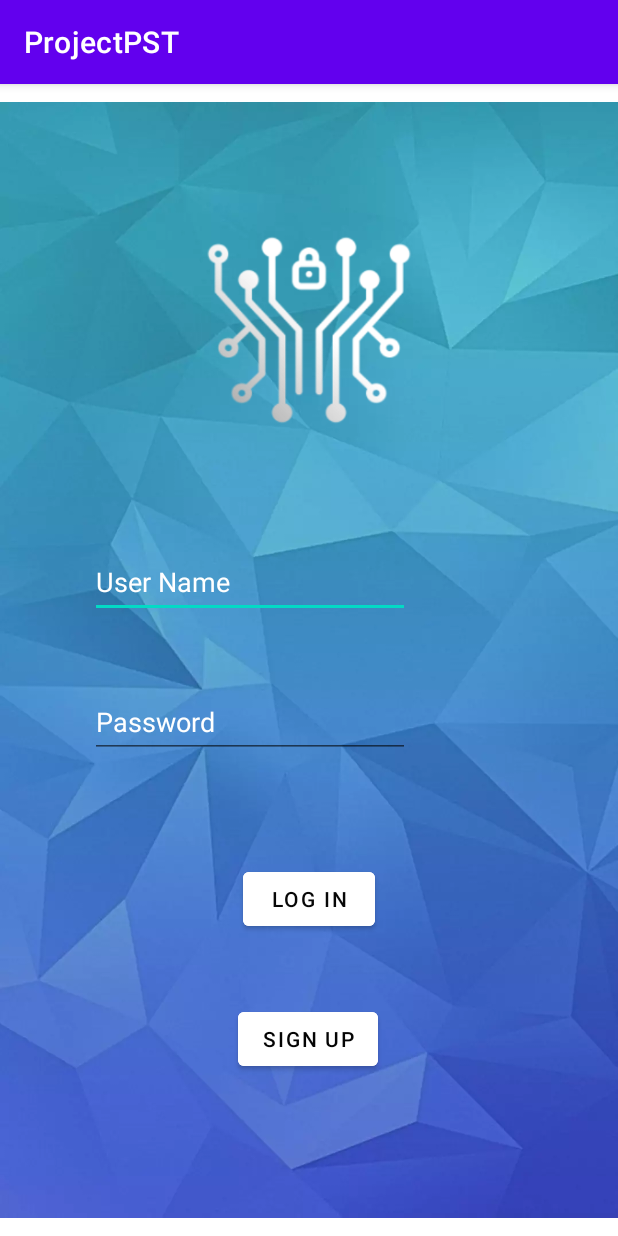
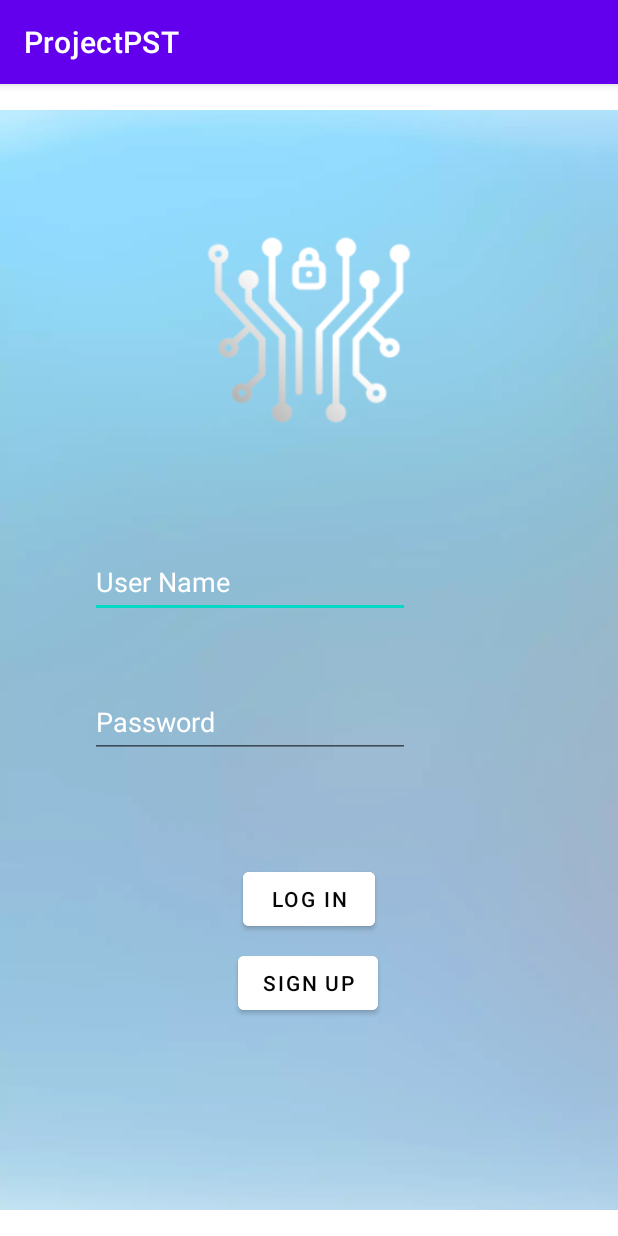
Before and after one commit to GingerGarcia/ProjectPST, an Android app: the Activity2 screen opened directly, with no data from a screen before it, on a phone screen of 412 x 824 dp. Run offline under Robolectric (Android 15) with nearby library versions, the phone set to English and light mode, and no system bars.

Commit message:
Cambiado background de la activity 2 y 3

```diff
--- a/app/src/main/res/layout/activity_2.xml
+++ b/app/src/main/res/layout/activity_2.xml
@@ -16,7 +16,7 @@
         app:layout_constraintStart_toStartOf="parent"
         app:layout_constraintTop_toTopOf="parent"
         app:layout_constraintVertical_bias="0.0"
-        app:srcCompat="@drawable/rectangle1" />
+        app:srcCompat="@drawable/background" />
 
     <ImageView
         android:id="@+id/imageView5"
@@ -36,7 +36,6 @@
         android:layout_marginTop="60dp"
         android:ems="10"
         android:hint="User Name"
-        android:hintTextColor="#000000"
         android:inputType="textPersonName"
         android:minHeight="48dp"
         android:textColor="#FFFFFF"
@@ -61,7 +60,7 @@
         android:id="@+id/button3"
         android:layout_width="wrap_content"
         android:layout_height="wrap_content"
-        android:layout_marginTop="45dp"
+        android:layout_marginTop="8dp"
         android:backgroundTint="#FFFFFF"
         android:onClick="singup"
         android:text="@string/sign_up"
--- a/app/src/main/res/layout/activity_3.xml
+++ b/app/src/main/res/layout/activity_3.xml
@@ -16,7 +16,7 @@
         app:layout_constraintStart_toStartOf="parent"
         app:layout_constraintTop_toTopOf="parent"
         app:layout_constraintVertical_bias="0.0"
-        app:srcCompat="@drawable/rectangle1" />
+        app:srcCompat="@drawable/background" />
 
     <TextView
         android:id="@+id/textView2"
@@ -101,7 +101,7 @@
         android:id="@+id/button4"
         android:layout_width="wrap_content"
         android:layout_height="wrap_content"
-        android:layout_marginTop="40dp"
+        android:layout_marginTop="16dp"
         android:backgroundTint="#FDFCFC"
         android:onClick="signup"
         android:text="SIGN UP"
```
